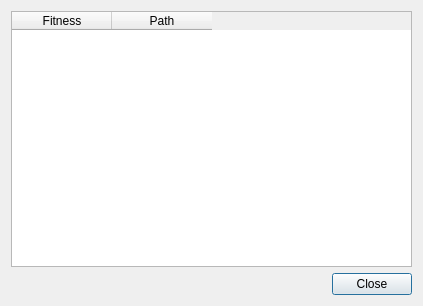
Before: the Qt Designer form UI/Layouts/PopulationListDialog.ui in akkenoth/TSPGen, drawn with Qt 5.
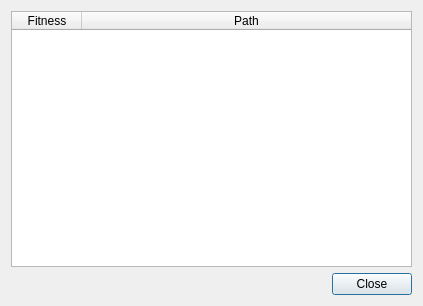
After: the same form once the commit is applied.

Commit message: UI/PopulationListDialog: created dialog for listing population units

The edit to the form file:
```diff
--- a/UI/Layouts/PopulationListDialog.ui
+++ b/UI/Layouts/PopulationListDialog.ui
@@ -16,6 +16,39 @@
   <layout class="QVBoxLayout" name="verticalLayout">
    <item>
     <widget class="QTableWidget" name="tableWidget">
+     <property name="sizeAdjustPolicy">
+      <enum>QAbstractScrollArea::AdjustToContents</enum>
+     </property>
+     <property name="editTriggers">
+      <set>QAbstractItemView::NoEditTriggers</set>
+     </property>
+     <property name="showGrid">
+      <bool>true</bool>
+     </property>
+     <property name="gridStyle">
+      <enum>Qt::DashLine</enum>
+     </property>
+     <property name="sortingEnabled">
+      <bool>false</bool>
+     </property>
+     <property name="wordWrap">
+      <bool>false</bool>
+     </property>
+     <property name="columnCount">
+      <number>2</number>
+     </property>
+     <attribute name="horizontalHeaderVisible">
+      <bool>true</bool>
+     </attribute>
+     <attribute name="horizontalHeaderCascadingSectionResizes">
+      <bool>true</bool>
+     </attribute>
+     <attribute name="horizontalHeaderDefaultSectionSize">
+      <number>70</number>
+     </attribute>
+     <attribute name="horizontalHeaderStretchLastSection">
+      <bool>true</bool>
+     </attribute>
      <column>
       <property name="text">
        <string>Fitness</string>
```
Left out of the diff: 3 changed lines with no effect on the pictures. The commit also changes 2 other files.
